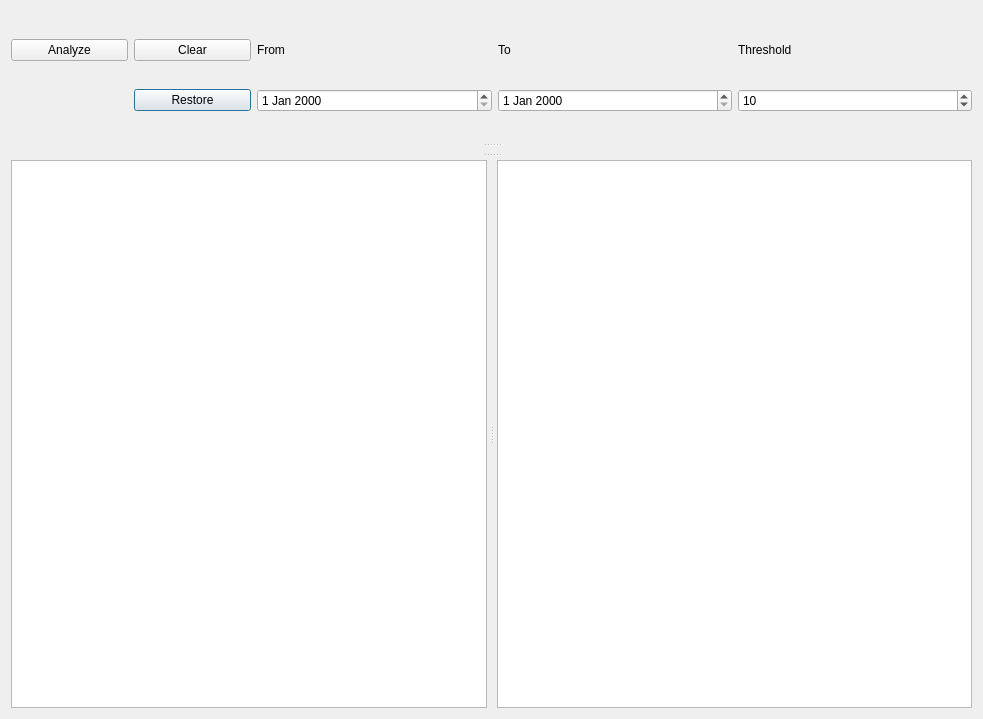
Above: diary_analyze_dialog.ui from Holence/DongliTeahouseStudio before the change. Below: the same form after it.
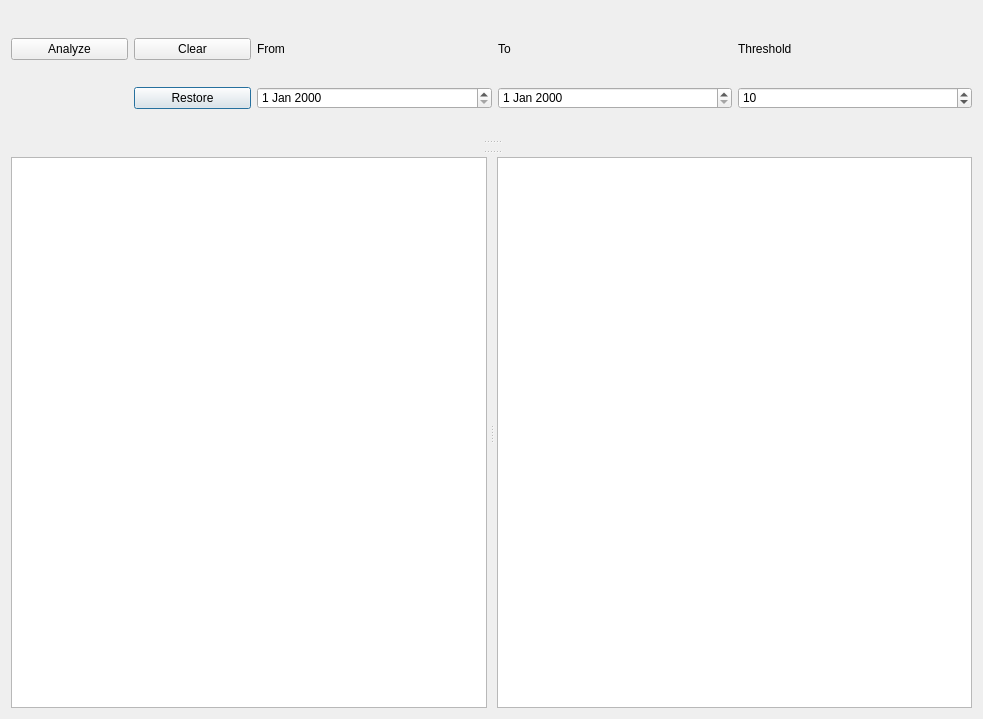
That is the form after the change. Icons and pictures are not drawn.

Commit message: Customized list item's background-color

Patch:
```diff
--- a/diary_analyze_dialog.ui
+++ b/diary_analyze_dialog.ui
@@ -17,6 +17,12 @@
    <iconset resource="resource.qrc">
     <normaloff>:/icon/holoico_trans.ico</normaloff>:/icon/holoico_trans.ico</iconset>
   </property>
+  <property name="styleSheet">
+   <string notr="true">QListWidget::item:selected {
+    border-radius:5px;
+    background-color:rgb(73, 73, 73);
+}</string>
+  </property>
   <layout class="QVBoxLayout" name="verticalLayout_2">
    <item>
     <widget class="QSplitter" name="splitter_whole">
```
The commit also changes 14 other files.
